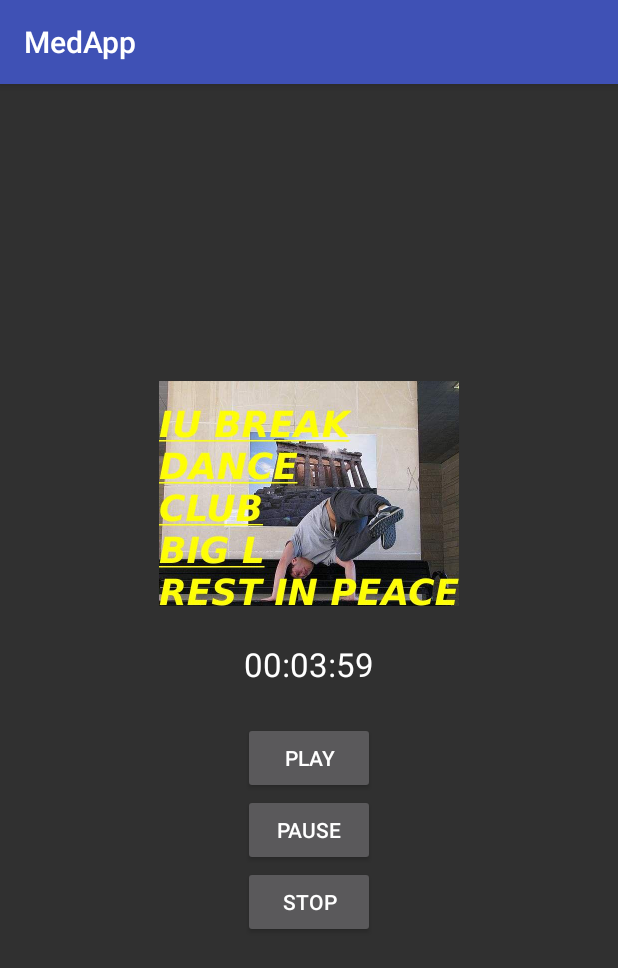
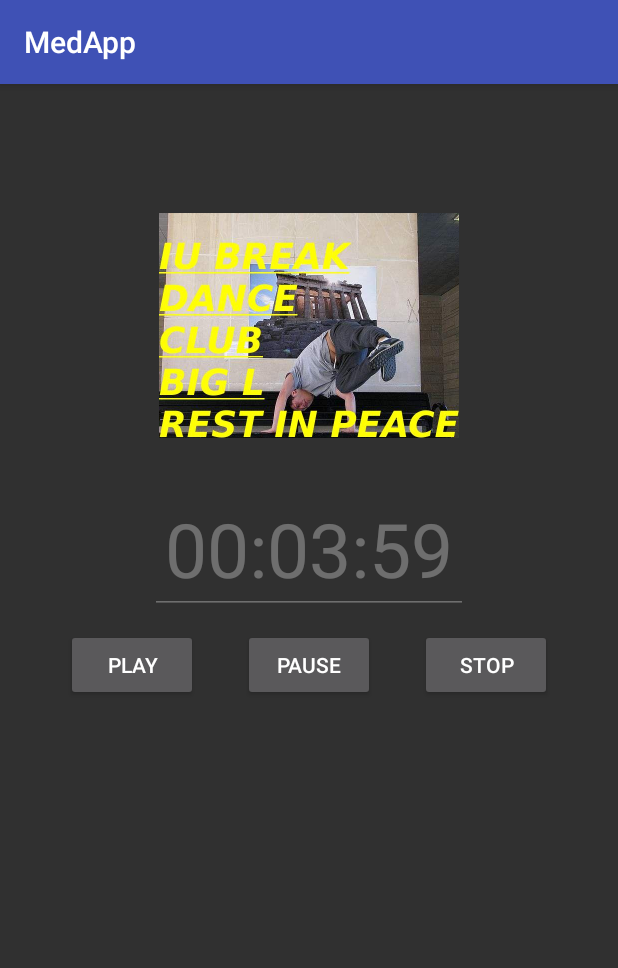
Before and after one commit to aarontsay/bignerdranch-android, an Android app: the screen it shows after launch (TimerAndMusic), after a tap on "PLAY", on a phone screen of 412 x 824 dp. Shown: the top 968 px of the screen. Run offline under Robolectric (Android 15) with nearby library versions, the phone set to English and light mode, and no system bars.

Commit message:
fiddle with EditText

```diff
--- a/MedApp/app/src/main/java/com/aarontsay/android/medapp/TimerAndMusic.java
+++ b/MedApp/app/src/main/java/com/aarontsay/android/medapp/TimerAndMusic.java
@@ -7,6 +7,7 @@ import android.support.v7.app.AppCompatActivity;
 import android.os.Bundle;
 import android.view.View;
 import android.widget.Button;
+import android.widget.EditText;
 import android.widget.ImageView;
 import android.widget.TextView;
 
@@ -17,7 +18,7 @@ import java.util.concurrent.TimeUnit;
 public class TimerAndMusic extends AppCompatActivity {
   private Button mPlay, mPause, mStop;
   private String mTimerText;
-  private TextView mTimerTextView;
+  private EditText userTimerTextInput;
 
   // TODO Consider if isStopped and isPlaying can be consolidated into one variable
   // if isPlaying then !isStopped
@@ -32,8 +33,9 @@ public class TimerAndMusic extends AppCompatActivity {
     super.onCreate(savedInstanceState);
     setContentView(R.layout.activity_timer_and_music);
 
-    // Image wheel = Image.(TimerAndMusic.this, R.raw.IUBDC);
-    ImageView wheel = (ImageView) findViewById(R.id.IUBDC);
+    // TODO placeholder image, consider getting rid of in class since we do not manipulate it
+    //ImageView wheel = (ImageView) findViewById(R.id.bdc);
+
     mPlay = (Button) findViewById(R.id.play_button);
     mPause = (Button) findViewById(R.id.pause_button);
     mStop = (Button) findViewById(R.id.stop_button);
@@ -50,8 +52,9 @@ public class TimerAndMusic extends AppCompatActivity {
     final long endMeditationChantDuration = endMeditationChant.getDuration();
 
     // eventually set this to user input in configuration/settings page
-    mTimerTextView = (TextView) findViewById(R.id.timer_text_view);
-    mTimerTextView.setText("01:00:00");
+    // userTimerTextInput = new EditText() TODO
+    userTimerTextInput = (EditText) findViewById(R.id.user_timer_input);
+    userTimerTextInput.setText("01:00:00");
 
     // TEST UNITS FOR TIMER AND MEDIA PLAYING
     int tenSeconds = 10000;
@@ -72,10 +75,10 @@ public class TimerAndMusic extends AppCompatActivity {
         String hms = String.format("%02d:%02d:%02d", TimeUnit.MILLISECONDS.toHours(millisUntilFinished),
           TimeUnit.MILLISECONDS.toMinutes(millisUntilFinished) - TimeUnit.HOURS.toMinutes(TimeUnit.MILLISECONDS.toHours(millisUntilFinished)),
           TimeUnit.MILLISECONDS.toSeconds(millisUntilFinished) - TimeUnit.MINUTES.toSeconds(TimeUnit.MILLISECONDS.toMinutes(millisUntilFinished)));
-        mTimerTextView.setText(hms);
+        userTimerTextInput.setText(hms);
       }
       public void onFinish() {
-        mTimerTextView.setText("Sadhu, Sadhu, Sadhu");
+        userTimerTextInput.setText("Sadhu, Sadhu, Sadhu");
       }
     };
 
@@ -101,6 +104,7 @@ public class TimerAndMusic extends AppCompatActivity {
           timer.start();
           isStarted = true;
           isPlaying = true;
+          userTimerTextInput.setEnabled(false);
         }
 
         // paused and play is pressed
@@ -175,6 +179,7 @@ public class TimerAndMusic extends AppCompatActivity {
         if(isPlaying || isPaused) {
           startMeditationChant.stop();
           timer.cancel();
+          userTimerTextInput.setEnabled(true);
           isStopped = true;
           isPlaying = false;
           isPaused = false;
--- a/MedApp/app/src/main/res/layout/activity_timer_and_music.xml
+++ b/MedApp/app/src/main/res/layout/activity_timer_and_music.xml
@@ -1,6 +1,6 @@
 <?xml version="1.0" encoding="utf-8"?>
 
-<LinearLayout
+<RelativeLayout
     xmlns:android="http://schemas.android.com/apk/res/android"
     xmlns:tools="http://schemas.android.com/tools"
     android:id="@+id/activity_timer_and_music"
@@ -10,42 +10,65 @@
     android:paddingLeft="@dimen/activity_horizontal_margin"
     android:paddingRight="@dimen/activity_horizontal_margin"
     android:paddingTop="@dimen/activity_vertical_margin"
-    android:gravity="center"
+    android:gravity="top"
     android:orientation="vertical"
     tools:context="com.aarontsay.android.medapp.TimerAndMusic">
 
     <ImageView
         android:layout_width="wrap_content"
         android:layout_height="wrap_content"
-        android:id="@+id/IUBDC"
-        android:src="@drawable/IUBDC"
+        android:layout_centerHorizontal="true"
+        android:layout_marginTop="70dp"
+        android:id="@+id/bdc"
+        android:src="@drawable/bdc"
         android:adjustViewBounds="true"
         android:maxHeight="200dp"
-        android:maxWidth="200dp"/>
+        android:maxWidth="200dp"
+        android:contentDescription="@string/temp"/>
 
-    <TextView
-        android:id="@+id/timer_text_view"
+    <EditText
+        android:id="@+id/user_timer_input"
+        android:layout_width="wrap_content"
+        android:layout_height="wrap_content"
+        android:maxLines="1"
+        android:clickable="true"
+        android:inputType="phone"
+        android:layout_below="@id/bdc"
+        android:layout_centerHorizontal="true"
+        android:layout_marginTop="30dp"
+        android:layout_marginBottom="10dp"
         android:textAppearance="?android:attr/textAppearanceLarge"
         android:text="Large Text"
-        android:layout_width="wrap_content"
-        android:layout_height="wrap_content"
-        android:padding="24dp"/>
+        android:textSize="50sp"
+        android:padding="10dp"/>
 
     <Button
         android:layout_width="wrap_content"
         android:layout_height="wrap_content"
-            android:text="@string/Play"
-            android:id="@+id/play_button"/>
+        android:layout_centerHorizontal="true"
+        android:layout_below="@id/user_timer_input"
+        android:layout_marginLeft="30dp"
+        android:layout_marginRight="30dp"
+        android:text="@string/Pause"
 
-        <Button
-            android:layout_width="wrap_content"
-            android:layout_height="wrap_content"
-            android:text="@string/Pause"
         android:id="@+id/pause_button"/>
 
     <Button
         android:layout_width="wrap_content"
         android:layout_height="wrap_content"
+        android:layout_toLeftOf="@id/pause_button"
+        android:layout_toStartOf="@id/pause_button"
+        android:layout_alignTop="@id/pause_button"
+        android:text="@string/Play"
+        android:id="@+id/play_button" />
+
+
+    <Button
+        android:layout_width="wrap_content"
+        android:layout_height="wrap_content"
+        android:layout_toRightOf="@id/pause_button"
+        android:layout_toEndOf="@id/pause_button"
+        android:layout_alignTop="@id/pause_button"
         android:text="@string/Stop"
         android:id="@+id/stop_button"/>
-    </LinearLayout>
+</RelativeLayout>
--- a/MedApp/app/src/main/res/values/strings.xml
+++ b/MedApp/app/src/main/res/values/strings.xml
@@ -3,4 +3,5 @@
     <string name="Play">Play</string>
     <string name="Pause">Pause</string>
     <string name="Stop">Stop</string>
+    <string name="temp">temp</string>
 </resources>
```
Also changed, not shown: MedApp/app/src/main/res/drawable/bdc.jpg (renamed from MedApp/app/src/main/res/drawable/IUBDC.jpg). Lines whose indentation alone changed are shown as unchanged.
